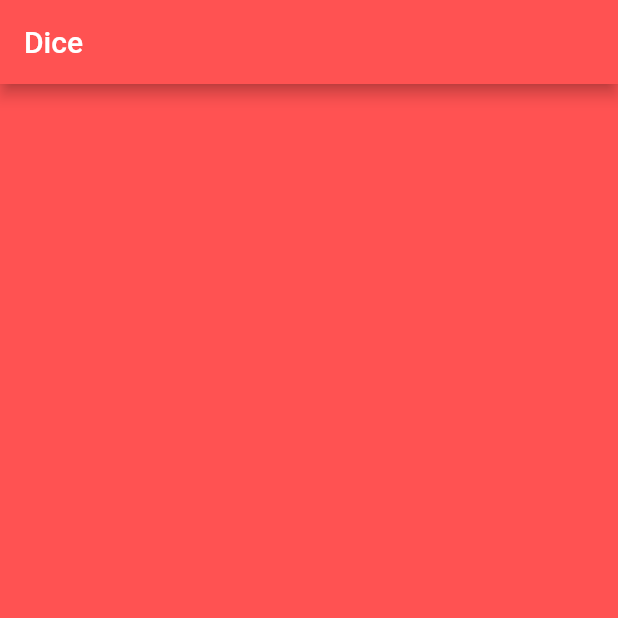
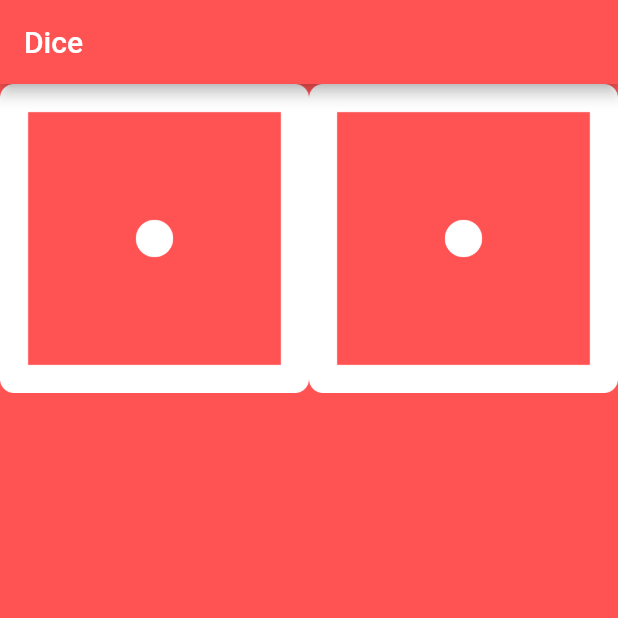
Before and after one commit to selpeapi/dicee_fltt_pra2, a Flutter app: the screen it shows after launch, on a phone screen of 412 x 824 dp, the top half of it. Run offline on Flutter 3.47's test engine with Material 2 defaults, Android fonts, the phone set to English and light mode, and no system bars.

Commit message:
주사위 앱 만들기 step.1 화면에 주사위 이미지 추가 -Expanded 클래스 사용

```diff
--- a/lib/main.dart
+++ b/lib/main.dart
@@ -19,6 +19,19 @@ void main() {
 class DicePage extends StatelessWidget {
   @override
   Widget build(BuildContext context) {
-    return Container();
+    return Row(
+      children: [
+        Expanded(
+          child: Image(
+            image: AssetImage("images/dice1.png"),
+          ),
+        ),
+        Expanded(
+          child: Image(
+            image: AssetImage("images/dice1.png"),
+          ),
+        ),
+      ],
+    );
   }
 }
```
